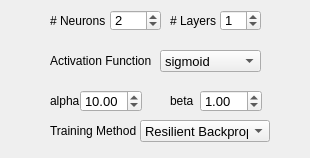
Above: _AlgorithmsPlugins/OpenCV/paramsMLPDynamic.ui from b4silio/MLDemos before the change. Below: the same form after it.
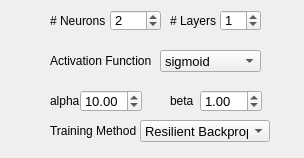
That is the form after the change.

```diff
--- a/_AlgorithmsPlugins/OpenCV/paramsMLPDynamic.ui
+++ b/_AlgorithmsPlugins/OpenCV/paramsMLPDynamic.ui
@@ -6,7 +6,7 @@
    <rect>
     <x>0</x>
     <y>0</y>
-    <width>310</width>
+    <width>304</width>
     <height>158</height>
    </rect>
   </property>
```
